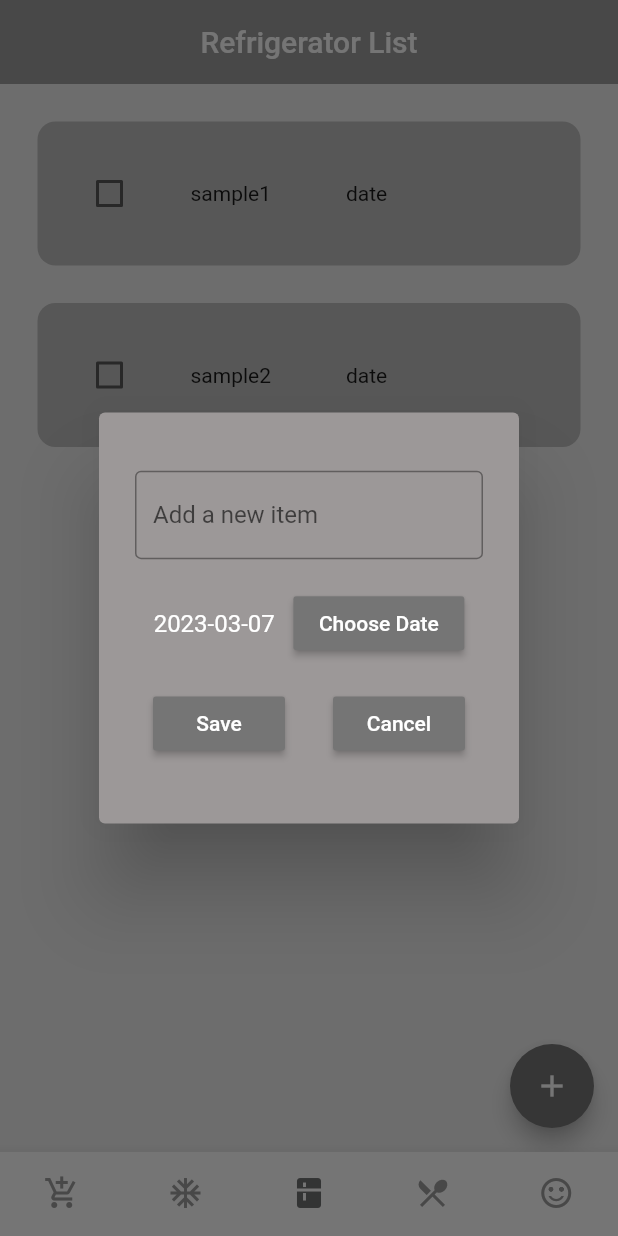
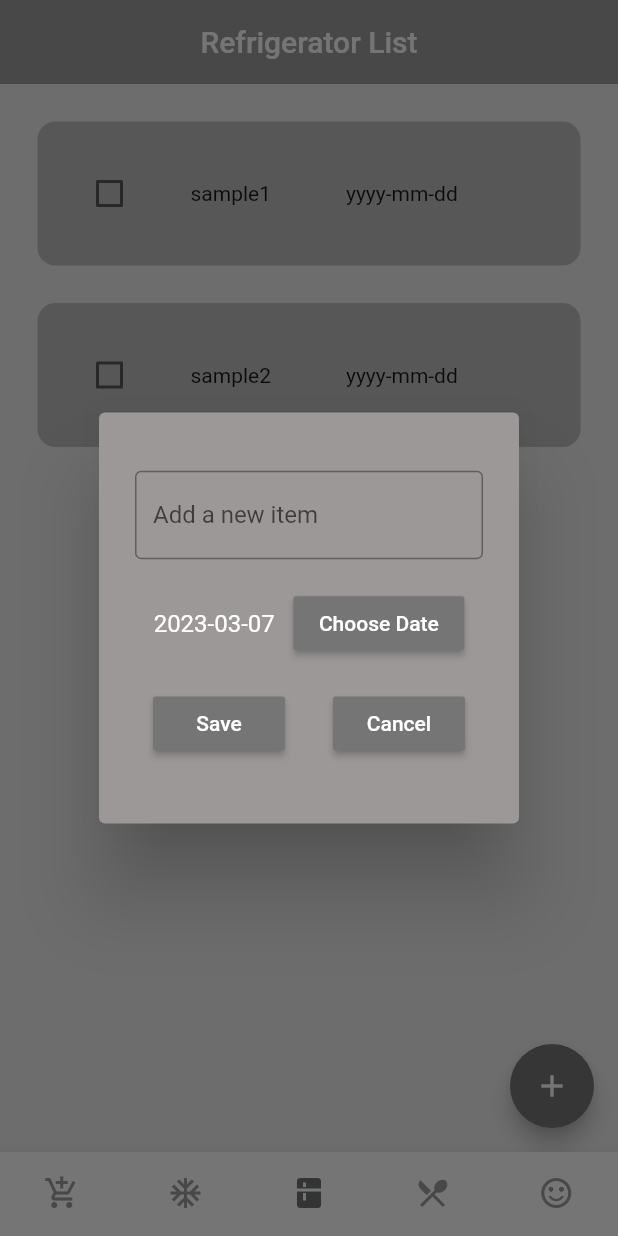
Before and after one commit to Choijh03/Refrigerator_App_Flutter, a Flutter app: the screen it shows after launch, item 3 of the bottom bar chosen, after a tap on the "add" icon, on a phone screen of 412 x 824 dp. Run offline on Flutter 3.47's test engine with Material 2 defaults, Android fonts, the phone set to English and light mode, and no system bars; drawn by our look-alikes of flutter_slidable; our stand-ins replace hive_flutter; accounts and stored records are empty.

Commit message:
refrigerator portion working except database
refrigerator portion working except database

```diff
--- a/refrige_v1/lib/dialogs/dialog_box_refrigerator.dart
+++ b/refrige_v1/lib/dialogs/dialog_box_refrigerator.dart
@@ -1,4 +1,5 @@
 import 'package:flutter/material.dart';
+import 'package:hive_flutter/hive_flutter.dart';
 import 'package:intl/intl.dart';
 import '../my_button.dart';
 
@@ -19,6 +20,14 @@ class DialogBoxRefrigerator extends StatefulWidget {
 }
 
 class _DialogBoxRefrigeratorState extends State<DialogBoxRefrigerator> {
+  //reference Hive DataSaver
+  final _dataSaver = Hive.box('dateSaver2');
+
+  //write data
+  void writeData(String text) {
+    _dataSaver.put("TEXT", text);
+  }
+
   //create datetime variable
   DateTime _dateTime = DateTime.now();
   DateFormat formatter = DateFormat('yyyy-MM-dd');
@@ -33,6 +42,7 @@ class _DialogBoxRefrigeratorState extends State<DialogBoxRefrigerator> {
     ).then((value) {
       setState(() {
         _dateTime = value!;
+        writeData(formatter.format(_dateTime).toString());
       });
     });
   }
--- a/refrige_v1/lib/pages/third_page.dart
+++ b/refrige_v1/lib/pages/third_page.dart
@@ -1,6 +1,7 @@
 import 'package:flutter/material.dart';
 import 'package:refrige_v1/dialogs/dialog_box_refrigerator.dart';
-
+import 'package:intl/intl.dart';
+import 'package:hive_flutter/hive_flutter.dart';
 import '../tiles/refrigerator_tile.dart';
 
 class ThirdPage extends StatefulWidget {
@@ -11,13 +12,34 @@ class ThirdPage extends StatefulWidget {
 }
 
 class _ThirdPageState extends State<ThirdPage> {
+  //reference Hive DataSaver
+  final _dataSaver = Hive.box('dateSaver2');
+
+  String dateTemp = '2023-03-08';
+
+  //create datetime variable
+  DateTime _today = DateTime.now();
+  DateTime _dateTime = DateTime.now();
+  DateFormat formatter = DateFormat('yyyy-MM-dd');
+
+  //write data
+  void writeData(String text) {
+    _dataSaver.put("TEXT", text);
+  }
+
+  //reset data base with today's date
+  void ResetTextDataBase() {
+    _dataSaver.delete("TEXT");
+    writeData(formatter.format(_today).toString());
+  }
+
   //text controller
   final _controller = TextEditingController();
 
   //list of Refrigerator items
   List refrigeratorList = [
-    ["sample1", 'date', false],
-    ["sample2", 'date', false],
+    ["sample1", 'yyyy-mm-dd', false],
+    ["sample2", 'yyyy-mm-dd', false],
   ];
 
   //checkbox was tapped
@@ -30,14 +52,25 @@ class _ThirdPageState extends State<ThirdPage> {
   //save new task
   void saveNewItem() {
     setState(() {
-      refrigeratorList.add([_controller.text, '2023-03-08', false]);
+      dateTemp = _dataSaver.get("TEXT");
+      refrigeratorList.add([_controller.text, dateTemp, false]);
       _controller.clear();
     });
+    ResetTextDataBase();
     Navigator.of(context, rootNavigator: true).pop();
+  }
+
+  void close() {
+    _controller.clear();
+    Navigator.of(context, rootNavigator: true).pop();
+    ResetTextDataBase();
   }
 
   //create new Refrigerator item
   void createNewRefrigeratorItem() {
+    if (_dataSaver.get("TEXT") == null) {
+      writeData(formatter.format(_today).toString());
+    }
     showDialog(
       context: context,
       builder: (context) {
@@ -45,7 +78,7 @@ class _ThirdPageState extends State<ThirdPage> {
           controller1: _controller,
           onSave: saveNewItem,
           //dismiss
-          onCancel: () => Navigator.of(context).pop(),
+          onCancel: close,
         );
       },
     );
```
